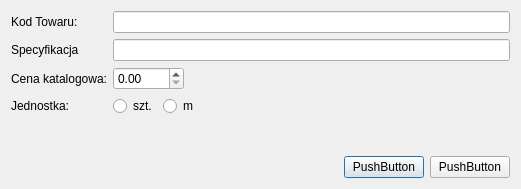
This is MerchandiseNew.ui in konserw/koferta as Qt 5 draws it before an edit. The edited form follows.
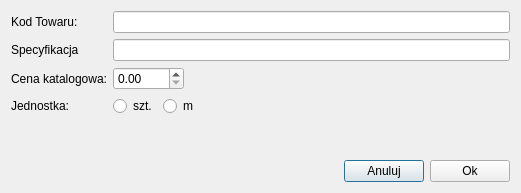
This is the edited form.

Patch:
```diff
--- a/MerchandiseNew.ui
+++ b/MerchandiseNew.ui
@@ -7,7 +7,7 @@
     <x>0</x>
     <y>0</y>
     <width>521</width>
-    <height>189</height>
+    <height>193</height>
    </rect>
   </property>
   <property name="windowTitle">
@@ -128,14 +128,14 @@
      <item>
       <widget class="QPushButton" name="pushButton_cancel">
        <property name="text">
-        <string>PushButton</string>
+        <string>Anuluj</string>
        </property>
       </widget>
      </item>
      <item>
       <widget class="QPushButton" name="pushButton_ok">
        <property name="text">
-        <string>PushButton</string>
+        <string>Ok</string>
        </property>
       </widget>
      </item>
```
